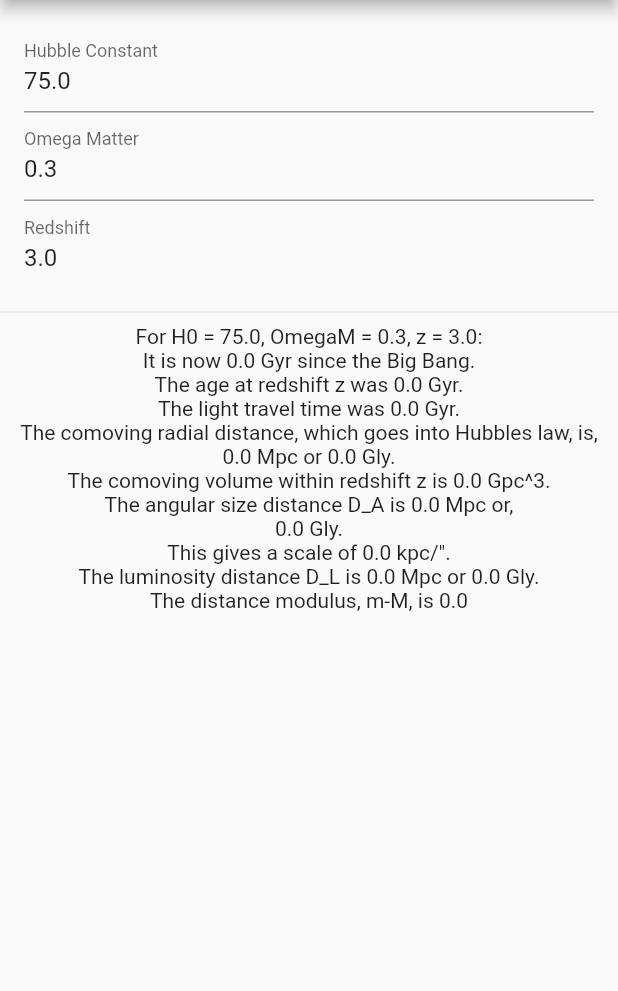
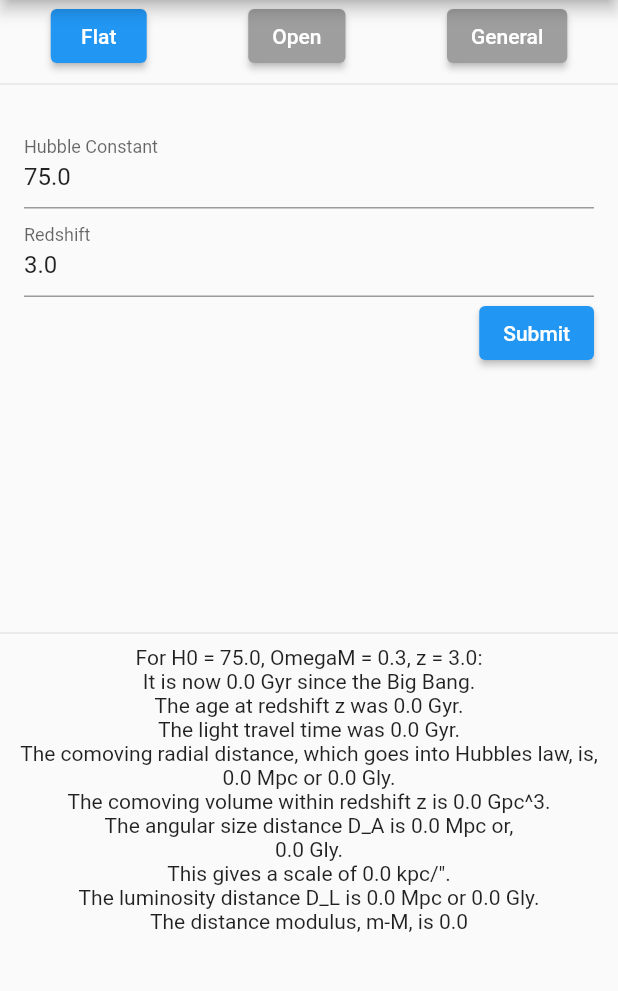
Before and after one commit to boshishuoshuo/cosmology_calculator, a Flutter app: the screen it shows after launch, on a phone screen of 412 x 824 dp, the part 84-1075 px from its top. Run offline on Flutter 3.47's test engine with Material 2 defaults, Android fonts, the light colour scheme and no system bars.

Commit message:
Include 3 universe models

```diff
--- a/lib/screens/cosmology_calculator_screen.dart
+++ b/lib/screens/cosmology_calculator_screen.dart
@@ -2,6 +2,7 @@ import 'package:flutter/material.dart';
 
 import '../widgets/input_forms.dart';
 import '../widgets/output_results.dart';
+import '../widgets/select_universe.dart';
 
 class CosmologyCalculatorScreen extends StatelessWidget {
   const CosmologyCalculatorScreen({Key? key}) : super(key: key);
@@ -15,6 +16,8 @@ class CosmologyCalculatorScreen extends StatelessWidget {
       body: SingleChildScrollView(
         child: Column(
           children: const [
+            SelectUniverse(),
+            Divider(),
             InputForms(),
             Divider(),
             OutputResults(),
--- a/lib/widgets/input_forms.dart
+++ b/lib/widgets/input_forms.dart
@@ -2,6 +2,7 @@ import 'package:flutter/material.dart';
 import 'package:provider/provider.dart';
 
 import '../providers/calculator.dart';
+import '../models/universe.dart';
 
 class InputForms extends StatefulWidget {
   const InputForms({Key? key}) : super(key: key);
@@ -20,8 +21,8 @@ class _InputFormsState extends State<InputForms> {
 
   Map<String, double> _inputValue = {
     'redshift': 0.0,
-    'hubbleConst': 0.0,
-    'omegaMatter': 0.0,
+    'hubbleConst': 75.0,
+    'omegaMatter': 3.0,
   };
 
   void _saveForm() {
@@ -32,16 +33,15 @@ class _InputFormsState extends State<InputForms> {
     _form.currentState!.save();
     final calculator = Provider.of<Calculator>(context, listen: false);
     calculator.calculate(
-      zInput: _inputValue['redshift']!,
-      h0Input: _inputValue['hubbleConst']!,
-      wmInput: _inputValue['omegaMatter']!,
+      _inputValue,
     );
   }
 
   @override
   Widget build(BuildContext context) {
+    final calculator = Provider.of<Calculator>(context);
     return Container(
-      height: 200,
+      height: 350,
       padding: const EdgeInsets.all(16.0),
       child: Form(
         key: _form,
@@ -74,6 +74,33 @@ class _InputFormsState extends State<InputForms> {
               },
             ),
             TextFormField(
+              initialValue: _initValue['redshift'].toString(),
+              decoration: const InputDecoration(
+                labelText: 'Redshift',
+              ),
+              textInputAction: TextInputAction.next,
+              // onFieldSubmitted: (_) {
+              //   FocusScope.of(context).requestFocus(_priceFocusNode);
+              // },
+              validator: (value) {
+                if (value!.isEmpty) {
+                  return 'Please provide a value'; // treat input as wrong input and show it to the user
+                }
+                if (double.tryParse(value) == null) {
+                  return 'Please enter only number.';
+                }
+                if (double.parse(value) < 0 || double.parse(value) >= 100) {
+                  return 'Please provide a value in (0, 100)';
+                }
+                return null; // treat input as right
+              },
+              keyboardType: TextInputType.number,
+              onSaved: (value) {
+                _inputValue['redshift'] = double.parse(value!);
+              },
+            ),
+            if (calculator.selectedModel != Universe.flat)
+              TextFormField(
                 initialValue: _initValue['omegaMatter'].toString(),
                 decoration: const InputDecoration(
                   labelText: 'Omega Matter',
@@ -99,10 +126,11 @@ class _InputFormsState extends State<InputForms> {
                   _inputValue['omegaMatter'] = double.parse(value!);
                 },
               ),
+            if (calculator.selectedModel == Universe.general)
               TextFormField(
-              initialValue: _initValue['redshift'].toString(),
+                initialValue: _initValue['omegaVacuum'].toString(),
                 decoration: const InputDecoration(
-                labelText: 'Redshift',
+                  labelText: 'Omega Vacuum',
                 ),
                 textInputAction: TextInputAction.done,
                 // onFieldSubmitted: (_) {
@@ -115,14 +143,14 @@ class _InputFormsState extends State<InputForms> {
                   if (double.tryParse(value) == null) {
                     return 'Please enter only number.';
                   }
-                if (double.parse(value) < 0 || double.parse(value) >= 100) {
-                  return 'Please provide a value in (0, 100)';
+                  if (double.parse(value) < 0 || double.parse(value) >= 1.0) {
+                    return 'Please provide a value in (0, 1)';
                   }
                   return null; // treat input as right
                 },
                 keyboardType: TextInputType.number,
                 onSaved: (value) {
-                _inputValue['redshift'] = double.parse(value!);
+                  _inputValue['omegaVacuum'] = double.parse(value!);
                 },
               ),
             Row(
--- /dev/null
+++ b/lib/widgets/select_universe.dart
@@ -0,0 +1,57 @@
+import 'package:flutter/material.dart';
+import 'package:provider/provider.dart';
+
+import '../models/universe.dart';
+import '../providers/calculator.dart';
+
+class SelectUniverse extends StatefulWidget {
+  const SelectUniverse({Key? key}) : super(key: key);
+
+  @override
+  _SelectUniverseState createState() => _SelectUniverseState();
+}
+
+class _SelectUniverseState extends State<SelectUniverse> {
+  @override
+  Widget build(BuildContext context) {
+    final calculator = Provider.of<Calculator>(context);
+    return Row(
+      mainAxisAlignment: MainAxisAlignment.spaceAround,
+      children: [
+        ElevatedButton(
+          onPressed: () {
+            return calculator.selectUniverse(Universe.flat);
+          },
+          child: Text('Flat'),
+          style: ElevatedButton.styleFrom(
+            primary: calculator.selectedModel == Universe.flat
+                ? Theme.of(context).primaryColor
+                : Colors.grey,
+          ),
+        ),
+        ElevatedButton(
+          onPressed: () {
+            return calculator.selectUniverse(Universe.open);
+          },
+          child: Text('Open'),
+          style: ElevatedButton.styleFrom(
+            primary: calculator.selectedModel == Universe.open
+                ? Theme.of(context).primaryColor
+                : Colors.grey,
+          ),
+        ),
+        ElevatedButton(
+          onPressed: () {
+            return calculator.selectUniverse(Universe.general);
+          },
+          child: Text('General'),
+          style: ElevatedButton.styleFrom(
+            primary: calculator.selectedModel == Universe.general
+                ? Theme.of(context).primaryColor
+                : Colors.grey,
+          ),
+        ),
+      ],
+    );
+  }
+}
```
Also changed, not shown: lib/providers/calculator.dart (+12 -8 lines). Lines whose indentation alone changed are shown as unchanged.
